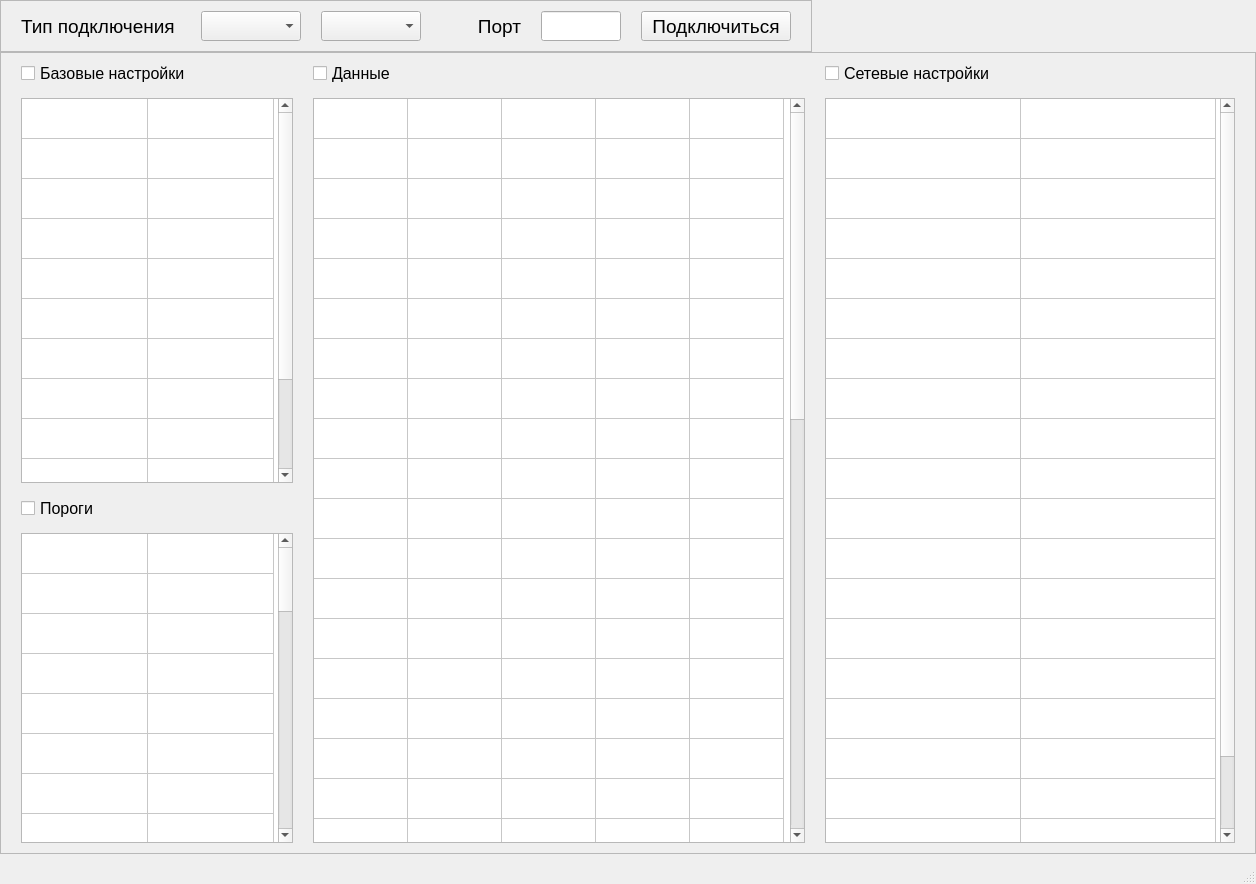
First picture: the form in ui/MainUi.ui, repository Skorikof/ControlSet_CU8_TGSM, before the edit.
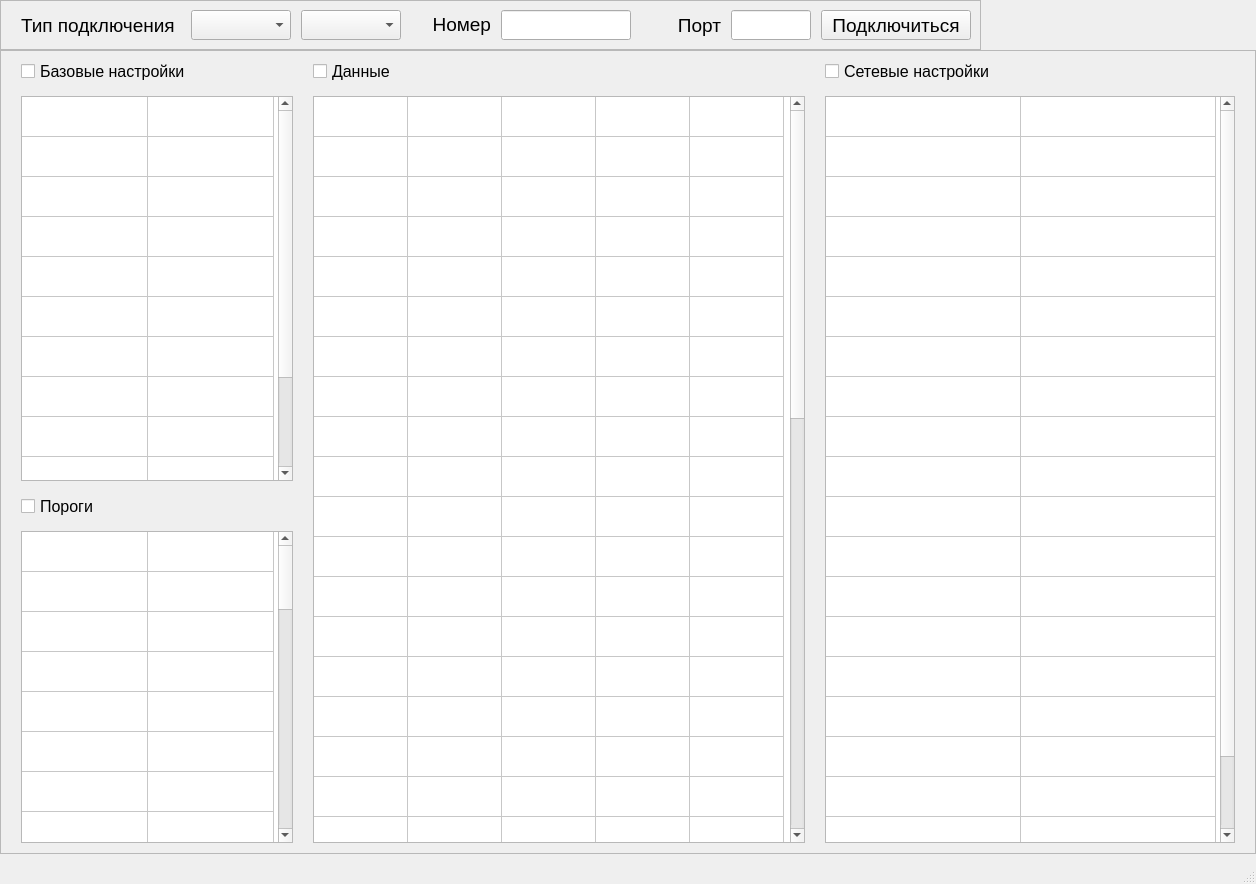
Second picture: the form after the edit.

What changed in the file:
```diff
--- a/ui/MainUi.ui
+++ b/ui/MainUi.ui
@@ -52,19 +52,16 @@
       </property>
       <layout class="QHBoxLayout" name="horizontalLayout">
        <property name="spacing">
-        <number>20</number>
+        <number>10</number>
        </property>
        <property name="leftMargin">
         <number>20</number>
        </property>
        <property name="topMargin">
-        <number>10</number>
-       </property>
-       <property name="rightMargin">
-        <number>20</number>
+        <number>5</number>
        </property>
        <property name="bottomMargin">
-        <number>10</number>
+        <number>5</number>
        </property>
        <item>
         <widget class="QLabel" name="label">
@@ -135,6 +132,59 @@
          </property>
         </widget>
        </item>
+       <item>
+        <widget class="QLabel" name="tel_lbl">
+         <property name="minimumSize">
+          <size>
+           <width>80</width>
+           <height>30</height>
+          </size>
+         </property>
+         <property name="maximumSize">
+          <size>
+           <width>80</width>
+           <height>30</height>
+          </size>
+         </property>
+         <property name="font">
+          <font>
+           <family>Arial</family>
+           <pointsize>14</pointsize>
+          </font>
+         </property>
+         <property name="text">
+          <string>&lt;html&gt;&lt;head/&gt;&lt;body&gt;&lt;p align=&quot;right&quot;&gt;Номер&lt;/p&gt;&lt;/body&gt;&lt;/html&gt;</string>
+         </property>
+        </widget>
+       </item>
+       <item>
+        <widget class="QLineEdit" name="tel_le">
+         <property name="minimumSize">
+          <size>
+           <width>130</width>
+           <height>30</height>
+          </size>
+         </property>
+         <property name="maximumSize">
+          <size>
+           <width>130</width>
+           <height>30</height>
+          </size>
+         </property>
+         <property name="font">
+          <font>
+           <family>Arial</family>
+           <pointsize>14</pointsize>
+          </font>
+         </property>
+         <property name="text">
+          <string/>
+         </property>
+         <property name="alignment">
+          <set>Qt::AlignCenter</set>
+         </property>
+        </widget>
+       </item>
        <item>
         <widget class="QLabel" name="ip_port_lbl">
          <property name="minimumSize">
```
